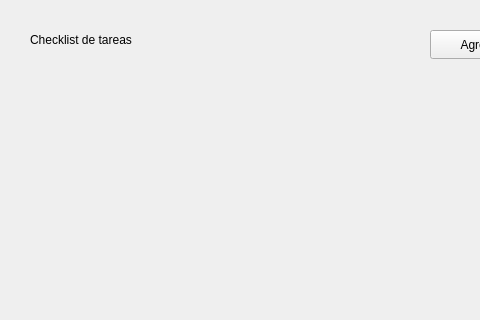
Above: Laboratorio 5/Ejercicios Propuestos/Paises/mainwindow.ui from Joshep-c/Tecnolog-a_Objetos before the change; both pictures show x 0 to 480 and y 0 to 320 of the 619 by 506 pixel window. Below: the same form after it.
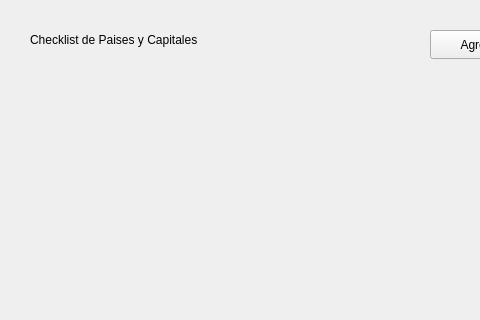
That is the form after the change.

Commit message: Correccion final del ejercicio 5 propuesto

Patch:
```diff
--- a/Laboratorio 5/Ejercicios Propuestos/Paises/mainwindow.ui
+++ b/Laboratorio 5/Ejercicios Propuestos/Paises/mainwindow.ui
@@ -30,12 +30,12 @@
      <rect>
       <x>30</x>
       <y>30</y>
-      <width>141</width>
+      <width>211</width>
       <height>20</height>
      </rect>
     </property>
     <property name="text">
-     <string>Checklist de tareas</string>
+     <string>Checklist de Paises y Capitales</string>
     </property>
    </widget>
    <widget class="QPushButton" name="addTaskButton">
```
